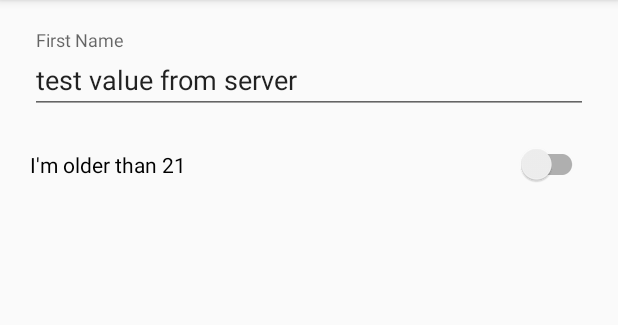
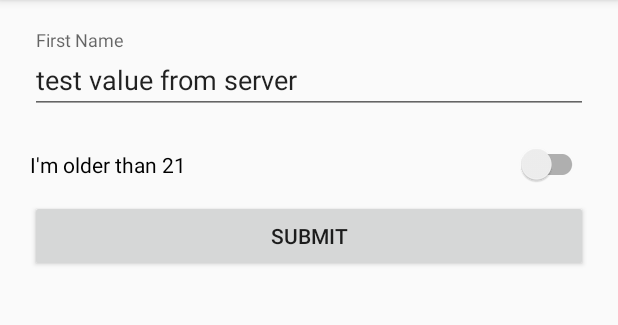
Before and after one commit to VysotskiVadim/lifecycle-testing, an Android app: the fragment FormFragment shown on its own in the app's theme, on a phone screen of 412 x 824 dp, the part 84-409 px from its top. Run offline under Robolectric (Android 15) with nearby library versions, the phone set to English and light mode, and no system bars.

Commit message:
added submit button

```diff
--- a/app/src/main/java/dev/vadzimv/lifecycle/testing/FormFragment.kt
+++ b/app/src/main/java/dev/vadzimv/lifecycle/testing/FormFragment.kt
@@ -19,15 +19,17 @@ class FormFragment : Fragment(R.layout.fragment_form) {
     override fun onViewCreated(view: View, savedInstanceState: Bundle?) {
         name.bindLiveData(viewModel.name, viewLifecycleOwner)
         ageConfirmation.bindLiveData(viewModel.ageConfirmed, viewLifecycleOwner)
-        viewModel.progressVisible.observe(viewLifecycleOwner) {
-            if (it) {
+        viewModel.progressVisible.observe(viewLifecycleOwner) { progressVisible ->
+            if (progressVisible) {
                 progressBar.visibility = View.VISIBLE
                 nameLayout.visibility = View.GONE
                 ageConfirmation.visibility = View.GONE
+                submitButton.visibility = View.GONE
             } else {
                 progressBar.visibility = View.GONE
                 nameLayout.visibility = View.VISIBLE
                 ageConfirmation.visibility = View.VISIBLE
+                submitButton.visibility = View.VISIBLE
             }
         }
     }
--- a/app/src/main/res/layout/fragment_form.xml
+++ b/app/src/main/res/layout/fragment_form.xml
@@ -32,4 +32,11 @@
         android:layout_width="match_parent"
         android:layout_height="wrap_content" />
 
+    <Button
+        android:id="@+id/submitButton"
+        android:layout_width="match_parent"
+        android:layout_height="wrap_content"
+        android:layout_marginTop="10dp"
+        android:text="Submit" />
+
 </LinearLayout>
```
